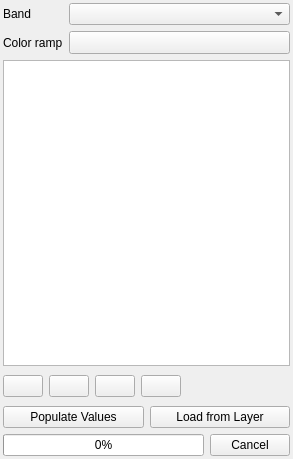
Qt form src/ui/qgspalettedrendererwidgetbase.ui (qgis/QGIS) before a commit.
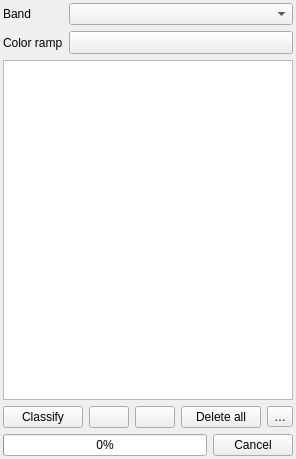
The same form after that commit. Icons and pictures are not drawn. Custom widgets are drawn as their Qt base class.

Commit message:
Make paletted raster widget behave more like vector categorized renderer widget
Since they are basically counterparts to each other

```diff
--- a/src/ui/qgspalettedrendererwidgetbase.ui
+++ b/src/ui/qgspalettedrendererwidgetbase.ui
@@ -6,7 +6,7 @@
    <rect>
     <x>0</x>
     <y>0</y>
-    <width>293</width>
+    <width>277</width>
     <height>459</height>
    </rect>
   </property>
@@ -26,6 +26,74 @@
    <property name="bottomMargin">
     <number>3</number>
    </property>
+   <item row="3" column="0">
+    <layout class="QHBoxLayout" name="horizontalLayout_4" stretch="1,0,0,1,0">
+     <item>
+      <widget class="QPushButton" name="mClassifyButton">
+       <property name="toolTip">
+        <string>Adds all missing unique values from the raster</string>
+       </property>
+       <property name="text">
+        <string>Classify</string>
+       </property>
+      </widget>
+     </item>
+     <item>
+      <widget class="QPushButton" name="mAddEntryButton">
+       <property name="sizePolicy">
+        <sizepolicy hsizetype="Minimum" vsizetype="Minimum">
+         <horstretch>0</horstretch>
+         <verstretch>0</verstretch>
+        </sizepolicy>
+       </property>
+       <property name="toolTip">
+        <string>Add values manually</string>
+       </property>
+       <property name="icon">
+        <iconset resource="../../images/images.qrc">
+         <normaloff>:/images/themes/default/symbologyAdd.svg</normaloff>:/images/themes/default/symbologyAdd.svg</iconset>
+       </property>
+      </widget>
+     </item>
+     <item>
+      <widget class="QPushButton" name="mDeleteEntryButton">
+       <property name="sizePolicy">
+        <sizepolicy hsizetype="Minimum" vsizetype="Minimum">
+         <horstretch>0</horstretch>
+         <verstretch>0</verstretch>
+        </sizepolicy>
+       </property>
+       <property name="toolTip">
+        <string>Remove selected row(s)</string>
+       </property>
+       <property name="icon">
+        <iconset resource="../../images/images.qrc">
+         <normaloff>:/images/themes/default/symbologyRemove.svg</normaloff>:/images/themes/default/symbologyRemove.svg</iconset>
+       </property>
+      </widget>
+     </item>
+     <item>
+      <widget class="QPushButton" name="mButtonDeleteAll">
+       <property name="text">
+        <string>Delete all</string>
+       </property>
+      </widget>
+     </item>
+     <item>
+      <widget class="QToolButton" name="mButtonAdvanced">
+       <property name="toolTip">
+        <string>Advanced options</string>
+       </property>
+       <property name="text">
+        <string>…</string>
+       </property>
+       <property name="popupMode">
+        <enum>QToolButton::InstantPopup</enum>
+       </property>
+      </widget>
+     </item>
+    </layout>
+   </item>
    <item row="2" column="0">
     <widget class="QTreeView" name="mTreeView">
      <property name="minimumSize">
@@ -37,30 +105,6 @@
     </widget>
    </item>
    <item row="5" column="0">
-    <layout class="QHBoxLayout" name="horizontalLayout_2">
-     <property name="topMargin">
-      <number>0</number>
-     </property>
-     <item>
-      <widget class="QPushButton" name="mClassifyButton">
-       <property name="toolTip">
-        <string>Adds all missing unique values from the raster</string>
-       </property>
-       <property name="text">
-        <string>Populate Values</string>
-       </property>
-      </widget>
-     </item>
-     <item>
-      <widget class="QPushButton" name="mButtonLoadFromLayer">
-       <property name="text">
-        <string>Load from Layer</string>
-       </property>
-      </widget>
-     </item>
-    </layout>
-   </item>
-   <item row="6" column="0">
     <layout class="QHBoxLayout" name="horizontalLayout_3">
      <property name="topMargin">
       <number>0</number>
@@ -139,67 +183,6 @@
      </item>
     </layout>
    </item>
-   <item row="3" column="0">
-    <layout class="QGridLayout" name="gridLayout_2">
-     <item row="0" column="1">
-      <widget class="QPushButton" name="mDeleteEntryButton">
-       <property name="toolTip">
-        <string>Remove selected row(s)</string>
-       </property>
-       <property name="icon">
-        <iconset resource="../../images/images.qrc">
-         <normaloff>:/images/themes/default/symbologyRemove.svg</normaloff>:/images/themes/default/symbologyRemove.svg</iconset>
-       </property>
-      </widget>
-     </item>
-     <item row="0" column="6">
-      <spacer name="horizontalSpacer">
-       <property name="orientation">
-        <enum>Qt::Horizontal</enum>
-       </property>
-       <property name="sizeHint" stdset="0">
-        <size>
-         <width>48</width>
-         <height>28</height>
-        </size>
-       </property>
-      </spacer>
-     </item>
-     <item row="0" column="2">
-      <widget class="QPushButton" name="mLoadFromFileButton">
-       <property name="toolTip">
-        <string>Load color map from file</string>
-       </property>
-       <property name="icon">
-        <iconset resource="../../images/images.qrc">
-         <normaloff>:/images/themes/default/mActionFileOpen.svg</normaloff>:/images/themes/default/mActionFileOpen.svg</iconset>
-       </property>
-      </widget>
-     </item>
-     <item row="0" column="0">
-      <widget class="QPushButton" name="mAddEntryButton">
-       <property name="toolTip">
-        <string>Add values manually</string>
-       </property>
-       <property name="icon">
-        <iconset resource="../../images/images.qrc">
-         <normaloff>:/images/themes/default/symbologyAdd.svg</normaloff>:/images/themes/default/symbologyAdd.svg</iconset>
-       </property>
-      </widget>
-     </item>
-     <item row="0" column="3">
-      <widget class="QPushButton" name="mExportToFileButton">
-       <property name="toolTip">
-        <string>Export color map to file</string>
-       </property>
-       <property name="icon">
-        <iconset resource="../../images/images.qrc">
-         <normaloff>:/images/themes/default/mActionFileSaveAs.svg</normaloff>:/images/themes/default/mActionFileSaveAs.svg</iconset>
-       </property>
-      </widget>
-     </item>
-    </layout>
-   </item>
   </layout>
  </widget>
  <customwidgets>
```
Left out of the diff: 7 changed lines with no effect on the pictures. The commit also changes 2 other files.
